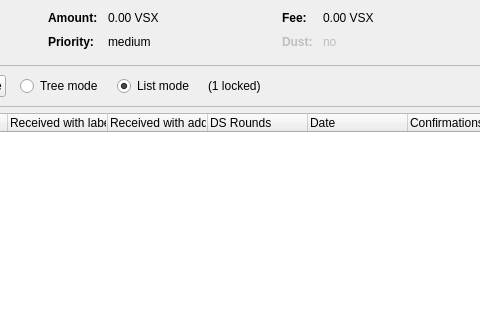
Old version of the form src/qt/forms/coincontroldialog.ui in the repository VsyncDEV/Vsync; both pictures show x 204 to 684 and y 0 to 320 of the 954 by 500 pixel window.
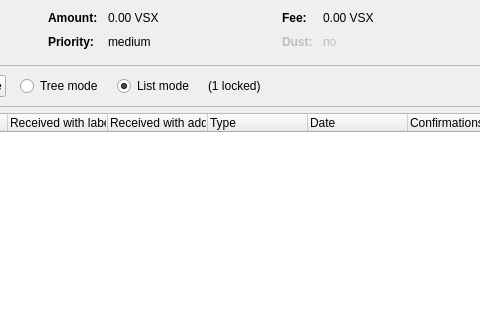
New version of the form. Custom widgets are drawn as their Qt base class.

What changed in the file:
```diff
--- a/src/qt/forms/coincontroldialog.ui
+++ b/src/qt/forms/coincontroldialog.ui
@@ -477,7 +477,7 @@
      </column>
      <column>
       <property name="text">
-       <string>DS Rounds</string>
+	<string>Type</string>
       </property>
      </column>
      <column>
```
Left out of the diff: 2 changed lines with no effect on the pictures.
